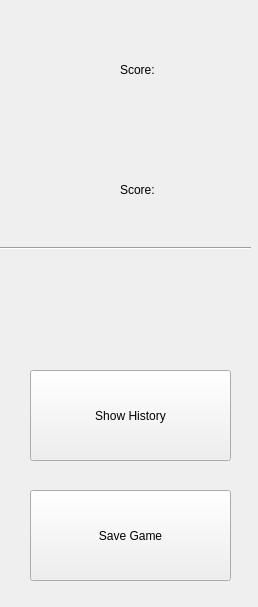
This is src/gui/InfoPanel.ui in ondrejbudai/othello as Qt 5 draws it before an edit. The edited form follows.
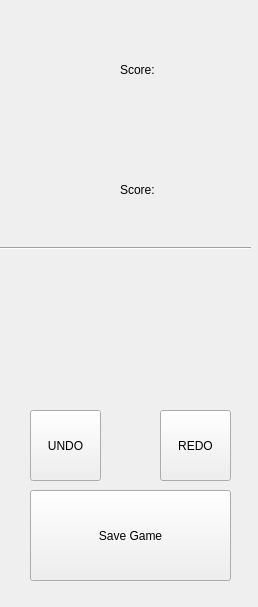
This is the edited form. Icons and pictures are not drawn.

The edit to the form file:
```diff
--- a/src/gui/InfoPanel.ui
+++ b/src/gui/InfoPanel.ui
@@ -165,13 +165,26 @@
    <property name="geometry">
     <rect>
      <x>30</x>
-     <y>370</y>
-     <width>201</width>
-     <height>91</height>
+     <y>410</y>
+     <width>71</width>
+     <height>71</height>
     </rect>
    </property>
    <property name="text">
-    <string>Show History</string>
+    <string>UNDO</string>
+   </property>
+  </widget>
+  <widget class="QPushButton" name="ButtonREDO">
+   <property name="geometry">
+    <rect>
+     <x>160</x>
+     <y>410</y>
+     <width>71</width>
+     <height>71</height>
+    </rect>
+   </property>
+   <property name="text">
+    <string>REDO</string>
    </property>
   </widget>
  </widget>
```
Left out of the diff: 2 changed lines with no effect on the pictures.
